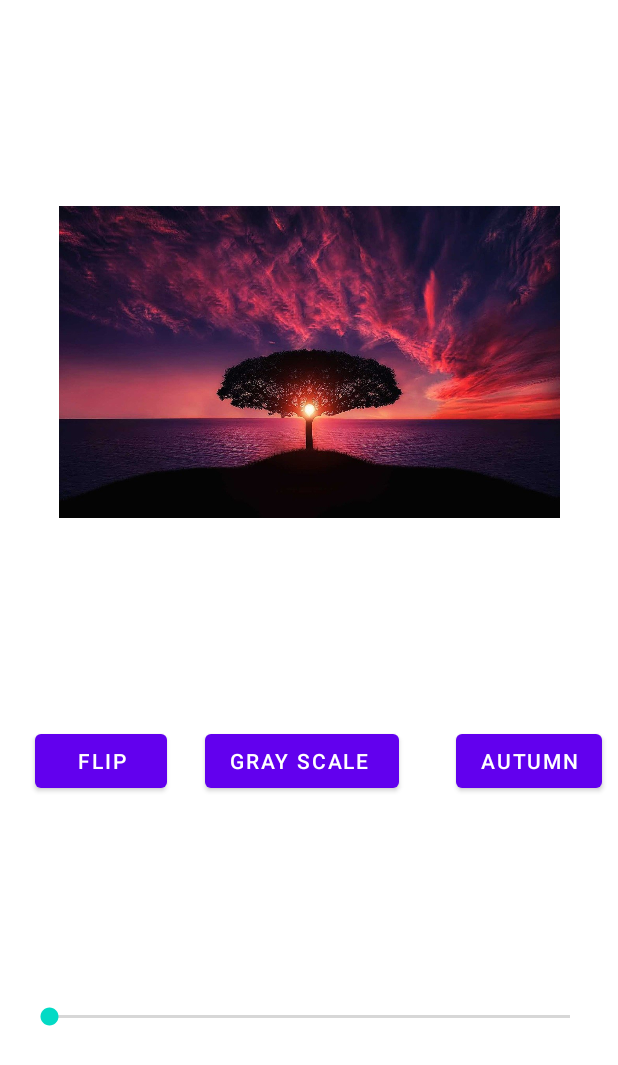
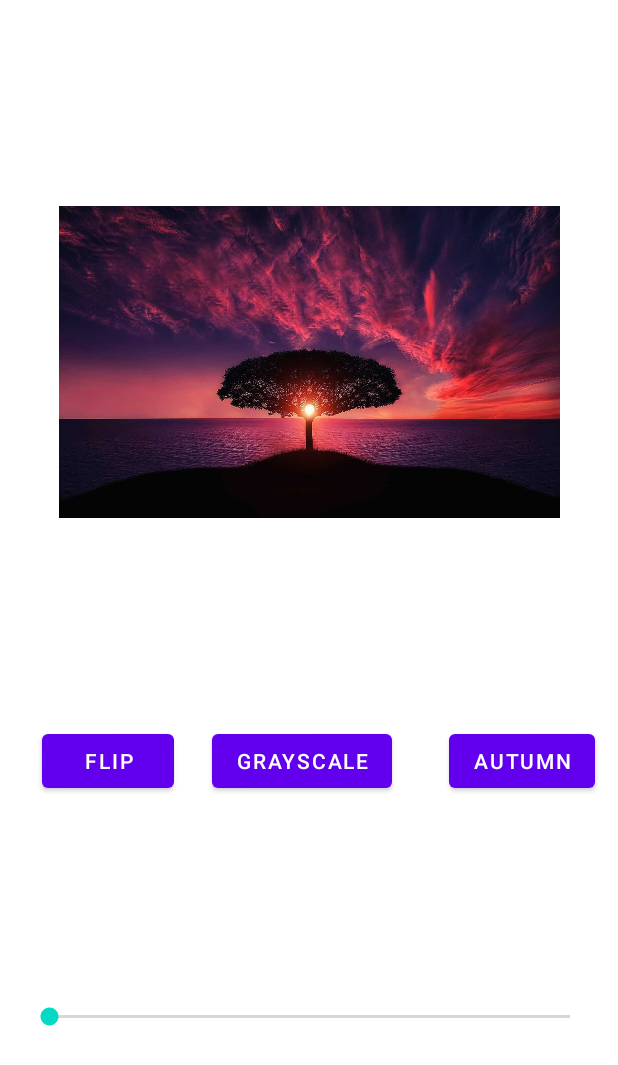
Before and after one commit to MichaelJahns/Android-OpenCV, an Android app: the layout activity_main.xml on its own in the app's theme, with its tools: preview values and no code run, on a phone screen of 412 x 824 dp. Shown: the top 1065 px of the screen. Run offline under Robolectric (Android 15) with nearby library versions, the phone set to English and light mode, and no system bars.

Commit message:
Removes hardcoded strings, and sets imageContentDescription on mutableImage,

```diff
--- a/app/src/main/java/com/leyline/opencv/MainActivity.kt
+++ b/app/src/main/java/com/leyline/opencv/MainActivity.kt
@@ -21,7 +21,7 @@ class MainActivity : AppCompatActivity(), SeekBar.OnSeekBarChangeListener {
         binding = ActivityMainBinding.inflate(layoutInflater)
         binding.sldSigma.setOnSeekBarChangeListener(this)
 
-        srcBitmap = BitmapFactory.decodeResource(this.resources, R.drawable.lady)
+        srcBitmap = BitmapFactory.decodeResource(this.resources, R.drawable.tree)
         dstBitMap = srcBitmap!!.copy(srcBitmap!!.config, true)
 
         updateImageView()
@@ -68,6 +68,7 @@ class MainActivity : AppCompatActivity(), SeekBar.OnSeekBarChangeListener {
     override fun onStopTrackingTouch(seekBar: SeekBar?) {}
 
     //    NDK
+    external fun superGray()
     external fun myFlip(bitmapIn: Bitmap, bitmapOut: Bitmap)
     external fun myColorMap(bitmapIn: Bitmap, bitmapOut: Bitmap)
     external fun myBlur(bitmapIn: Bitmap, bitmapOut: Bitmap, sigma: Float)
--- a/app/src/main/res/layout/activity_main.xml
+++ b/app/src/main/res/layout/activity_main.xml
@@ -6,59 +6,60 @@
     android:layout_height="match_parent"
     tools:context=".MainActivity">
 
-
     <Button
-        android:id="@+id/btnFlip3"
+        android:id="@+id/btnFlipHorizontal"
         android:layout_width="wrap_content"
         android:layout_height="wrap_content"
         android:layout_marginStart="48dp"
         android:layout_marginEnd="25dp"
         android:onClick="btnFlipClick"
-        android:text="flip"
+        android:text="@string/flip"
         app:layout_constraintBottom_toTopOf="@+id/sldSigma"
-        app:layout_constraintEnd_toStartOf="@+id/btnColorMap1"
+        app:layout_constraintEnd_toStartOf="@+id/btnGrayscale"
         app:layout_constraintHorizontal_bias="0.5"
         app:layout_constraintStart_toStartOf="parent"
         app:layout_constraintTop_toBottomOf="@+id/mutableImage" />
 
     <Button
-        android:id="@+id/btnColorMap2"
+        android:id="@+id/btnAutumn"
         android:layout_width="wrap_content"
         android:layout_height="wrap_content"
         android:layout_marginStart="38dp"
         android:layout_marginEnd="36dp"
         android:onClick="btnColorMap"
-        android:text="Autumn"
+        android:text="@string/autumn"
         app:layout_constraintBottom_toTopOf="@+id/sldSigma"
         app:layout_constraintEnd_toEndOf="parent"
         app:layout_constraintHorizontal_bias="0.5"
-        app:layout_constraintStart_toEndOf="@+id/btnColorMap1"
+        app:layout_constraintStart_toEndOf="@+id/btnGrayscale"
         app:layout_constraintTop_toBottomOf="@+id/mutableImage"
         app:layout_constraintVertical_bias="0.502" />
+
+    <Button
+        android:id="@+id/btnGrayscale"
+        android:layout_width="wrap_content"
+        android:layout_height="wrap_content"
+        android:onClick="btnGrayscale"
+        android:text="@string/grayscale"
+        app:layout_constraintBottom_toTopOf="@+id/sldSigma"
+        app:layout_constraintEnd_toStartOf="@+id/btnAutumn"
+        app:layout_constraintHorizontal_bias="0.5"
+        app:layout_constraintStart_toEndOf="@+id/btnFlipHorizontal"
+        app:layout_constraintTop_toBottomOf="@+id/mutableImage" />
+
 
     <ImageView
         android:id="@+id/mutableImage"
         android:layout_width="411dp"
         android:layout_height="208dp"
         android:adjustViewBounds="true"
-        app:layout_constraintBottom_toTopOf="@+id/btnColorMap1"
+        android:contentDescription="@string/mutableImageDescription"
+        app:layout_constraintBottom_toTopOf="@+id/btnGrayscale"
         app:layout_constraintEnd_toEndOf="parent"
         app:layout_constraintHorizontal_bias="0.5"
         app:layout_constraintStart_toStartOf="parent"
         app:layout_constraintTop_toTopOf="parent"
         app:srcCompat="@drawable/tree" />
-
-    <Button
-        android:id="@+id/btnColorMap1"
-        android:layout_width="wrap_content"
-        android:layout_height="wrap_content"
-        android:onClick="btnGrayscale"
-        android:text="Gray Scale "
-        app:layout_constraintBottom_toTopOf="@+id/sldSigma"
-        app:layout_constraintEnd_toStartOf="@+id/btnColorMap2"
-        app:layout_constraintHorizontal_bias="0.5"
-        app:layout_constraintStart_toEndOf="@+id/btnFlip3"
-        app:layout_constraintTop_toBottomOf="@+id/mutableImage" />
 
     <SeekBar
         android:id="@+id/sldSigma"
@@ -69,6 +70,6 @@
         app:layout_constraintEnd_toEndOf="parent"
         app:layout_constraintHorizontal_bias="0.5"
         app:layout_constraintStart_toStartOf="parent"
-        app:layout_constraintTop_toBottomOf="@+id/btnColorMap1" />
+        app:layout_constraintTop_toBottomOf="@+id/btnGrayscale" />
 
 </androidx.constraintlayout.widget.ConstraintLayout>
--- a/app/src/main/res/values/strings.xml
+++ b/app/src/main/res/values/strings.xml
@@ -1,9 +1,8 @@
 <resources>
     <string name="app_name">OpenCV</string>
     <string name="title_activity_camera">Camera</string>
-    <!--
-    This string is used for square devices and overridden by hello_world in
-    values-round/strings.xml for round devices.
-    -->
-    <string name="hello_world">Hello Square World!</string>
+    <string name="flip"> FLIP </string>
+    <string name="grayscale"> GRAYSCALE </string>
+    <string name="autumn"> AUTUMN </string>
+    <string name="mutableImageDescription"> This Images src will remain a constant, but its display will vary depending on the c++ transforms </string>
 </resources>
```
Also changed, not shown: app/src/main/AndroidManifest.xml (line endings or trailing spaces), 1 other file.
